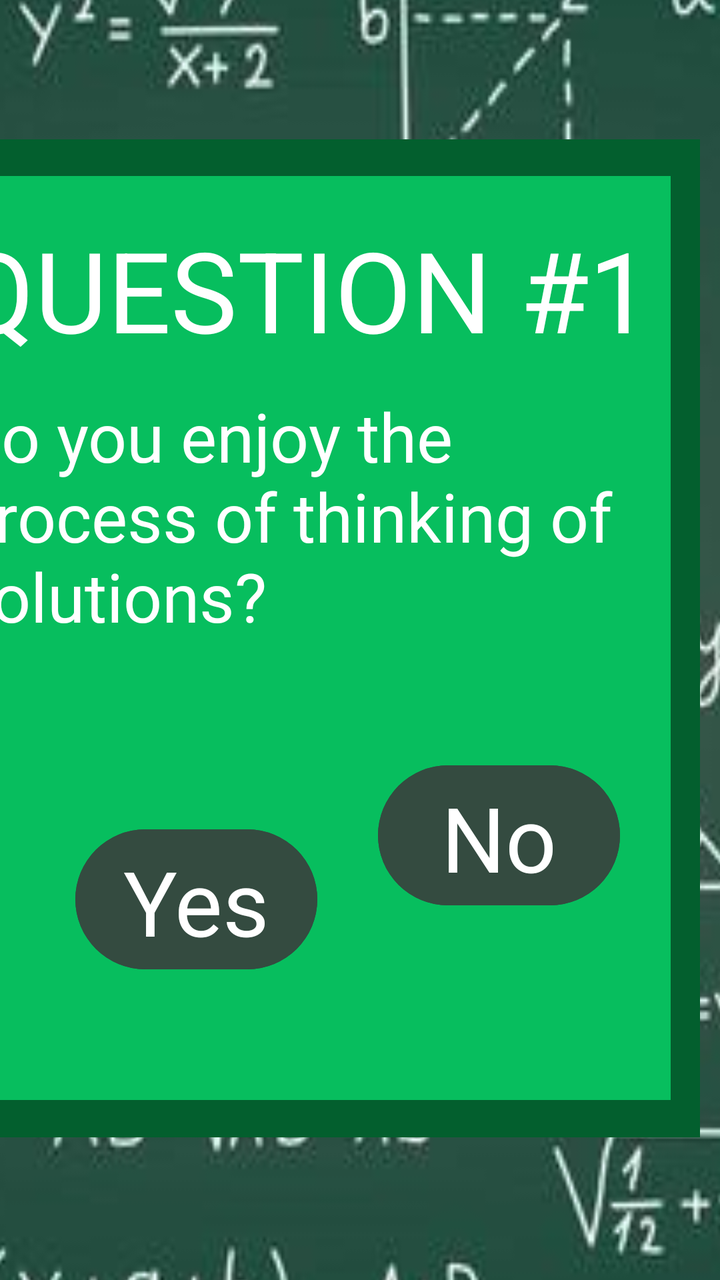
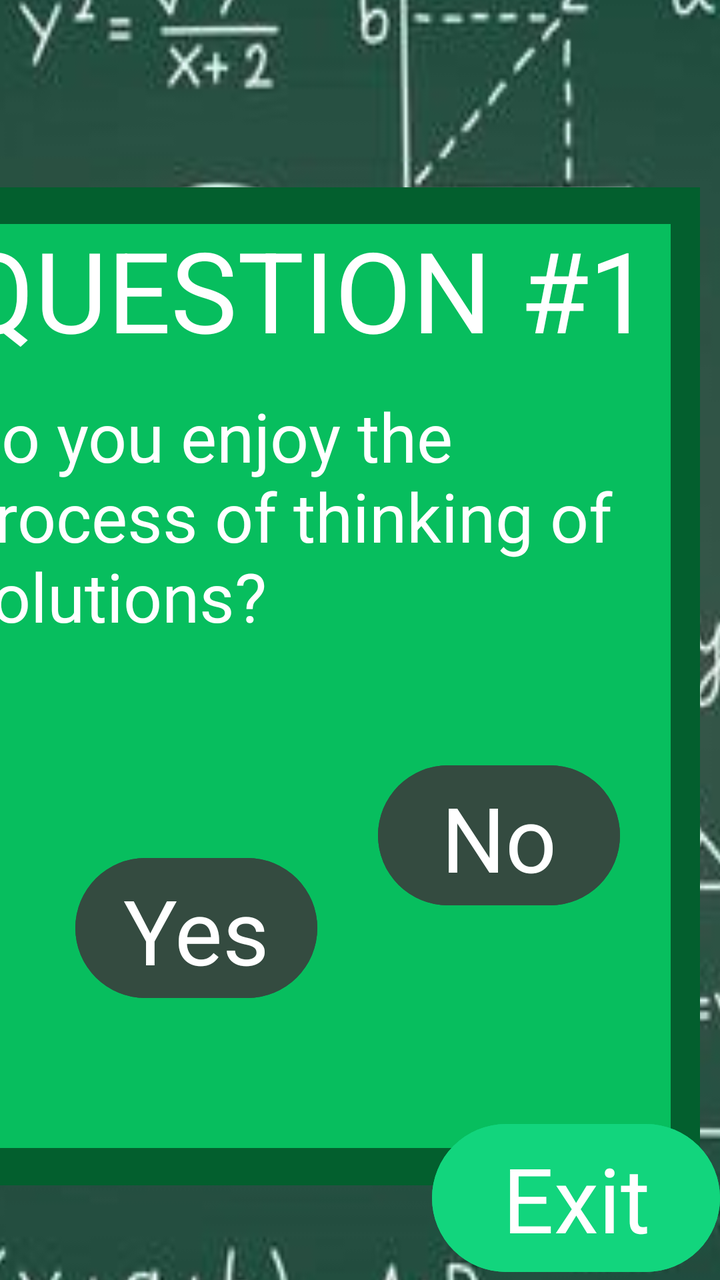

Before-and-after screenshots of an Android layout around one commit, followed by the original layout XML and the change that was made.
<!-- AndroidManifest.xml: application theme Theme.MyApplication -->
<!-- res/layout/activity_survey.xml -->
<?xml version="1.0" encoding="utf-8"?>
<androidx.constraintlayout.widget.ConstraintLayout xmlns:android="http://schemas.android.com/apk/res/android"
    xmlns:app="http://schemas.android.com/apk/res-auto"
    xmlns:tools="http://schemas.android.com/tools"
    android:id="@+id/main"
    android:layout_width="match_parent"
    android:layout_height="match_parent"
    tools:context=".Survey">

    <ImageView
        android:id="@+id/imageView2"
        android:layout_width="412dp"
        android:layout_height="735dp"
        android:scaleX="3"
        android:scaleY="3.7"
        app:layout_constraintBottom_toBottomOf="parent"
        app:layout_constraintEnd_toEndOf="parent"
        app:layout_constraintHorizontal_bias="1.0"
        app:layout_constraintStart_toStartOf="parent"
        app:layout_constraintTop_toTopOf="parent"
        app:srcCompat="@drawable/background1_survey"
        tools:ignore="MissingConstraints" />


    <com.google.android.material.appbar.MaterialToolbar
        android:id="@+id/materialToolbar2"
        android:layout_width="392dp"
        android:layout_height="499dp"
        android:background="#035F2E"
        android:minHeight="?attr/actionBarSize"
        android:theme="?attr/actionBarTheme"
        android:visibility="visible"
        app:layout_constraintBottom_toBottomOf="@+id/imageView2"
        app:layout_constraintEnd_toEndOf="parent"
        app:layout_constraintHorizontal_bias="0.491"
        app:layout_constraintStart_toStartOf="@+id/imageView2"
        app:layout_constraintTop_toTopOf="@+id/imageView2"
        app:layout_constraintVertical_bias="0.496"
        tools:ignore="MissingConstraints"
        tools:visibility="visible" />

    <com.google.android.material.appbar.MaterialToolbar
        android:id="@+id/materialToolbar"
        android:layout_width="363dp"
        android:layout_height="462dp"
        android:background="#07BE5E"
        android:minHeight="?attr/actionBarSize"
        android:theme="?attr/actionBarTheme"
        android:visibility="visible"
        app:layout_constraintBottom_toBottomOf="@+id/imageView2"
        app:layout_constraintEnd_toEndOf="parent"
        app:layout_constraintHorizontal_bias="0.491"
        app:layout_constraintStart_toStartOf="@+id/imageView2"
        app:layout_constraintTop_toTopOf="@+id/imageView2"
        app:layout_constraintVertical_bias="0.496"
        tools:ignore="MissingConstraints"
        tools:visibility="visible" />

    <Button
        android:id="@+id/button2"
        android:layout_width="121dp"
        android:layout_height="78dp"
        android:backgroundTint="#344B40"
        android:text="Yes"
        android:textAppearance="@style/TextAppearance.AppCompat.Display2"
        app:layout_constraintBottom_toBottomOf="@+id/imageView2"
        app:layout_constraintEnd_toEndOf="parent"
        app:layout_constraintHorizontal_bias="0.158"
        app:layout_constraintStart_toStartOf="parent"
        app:layout_constraintTop_toTopOf="@+id/imageView2"
        app:layout_constraintVertical_bias="0.697"
        tools:ignore="MissingConstraints" />

    <Button
        android:id="@+id/button3"
        android:layout_width="121dp"
        android:layout_height="78dp"
        android:backgroundTint="#344B40"
        android:text="No"
        android:textAppearance="@style/TextAppearance.AppCompat.Display2"
        android:textColorLink="#344B40"
        app:layout_constraintBottom_toBottomOf="parent"
        app:layout_constraintEnd_toEndOf="@+id/imageView2"
        app:layout_constraintHorizontal_bias="0.828"
        app:layout_constraintStart_toStartOf="@+id/imageView2"
        app:layout_constraintTop_toTopOf="@+id/imageView2"
        app:layout_constraintVertical_bias="0.699"
        tools:ignore="MissingConstraints" />

    <TextView
        android:id="@+id/textView"
        android:layout_width="353dp"
        android:layout_height="124dp"
        android:text="Do you enjoy the process of thinking of solutions?"
        android:textAllCaps="false"
        android:textAppearance="@style/TextAppearance.AppCompat.Display1"
        android:textColor="#FFFFFF"
        app:layout_constraintBottom_toBottomOf="parent"
        app:layout_constraintEnd_toEndOf="@+id/imageView2"
        app:layout_constraintHorizontal_bias="0.508"
        app:layout_constraintStart_toStartOf="@+id/imageView2"
        app:layout_constraintTop_toTopOf="@+id/imageView2"
        app:layout_constraintVertical_bias="0.431"
        tools:ignore="MissingConstraints" />

    <TextView
        android:id="@+id/textView3"
        android:layout_width="353dp"
        android:layout_height="88dp"
        android:text="QUESTION #1"
        android:textAllCaps="false"
        android:textAppearance="@style/TextAppearance.AppCompat.Display3"
        android:textColor="#FFFFFF"
        app:layout_constraintBottom_toBottomOf="parent"
        app:layout_constraintEnd_toEndOf="parent"
        app:layout_constraintHorizontal_bias="0.516"
        app:layout_constraintStart_toStartOf="@+id/imageView2"
        app:layout_constraintTop_toTopOf="@+id/imageView2"
        app:layout_constraintVertical_bias="0.258"
        tools:ignore="MissingConstraints" />


</androidx.constraintlayout.widget.ConstraintLayout>
<!-- resources referenced by this layout -->
<resources>
  <!-- drawable background1_survey: jpg bitmap (drawable, 35991 bytes) -->
  <style name="Theme.MyApplication" parent="Base.Theme.MyApplication" />
  <style name="Base.Theme.MyApplication" parent="Theme.Material3.DayNight.NoActionBar">
          
          
      </style>
</resources>

<!-- the commit's change to res/layout/activity_survey.xml (unified diff, before → after) -->
@@ -34,7 +34,7 @@
         app:layout_constraintEnd_toEndOf="parent"
         app:layout_constraintHorizontal_bias="0.491"
         app:layout_constraintStart_toStartOf="@+id/imageView2"
-        app:layout_constraintTop_toTopOf="@+id/imageView2"
+        app:layout_constraintTop_toTopOf="parent"
         app:layout_constraintVertical_bias="0.496"
         tools:ignore="MissingConstraints"
         tools:visibility="visible" />
@@ -51,13 +51,13 @@
         app:layout_constraintEnd_toEndOf="parent"
         app:layout_constraintHorizontal_bias="0.491"
         app:layout_constraintStart_toStartOf="@+id/imageView2"
-        app:layout_constraintTop_toTopOf="@+id/imageView2"
+        app:layout_constraintTop_toTopOf="parent"
         app:layout_constraintVertical_bias="0.496"
         tools:ignore="MissingConstraints"
         tools:visibility="visible" />
 
     <Button
-        android:id="@+id/button2"
+        android:id="@+id/answerYesButton"
         android:layout_width="121dp"
         android:layout_height="78dp"
         android:backgroundTint="#344B40"
@@ -67,12 +67,12 @@
         app:layout_constraintEnd_toEndOf="parent"
         app:layout_constraintHorizontal_bias="0.158"
         app:layout_constraintStart_toStartOf="parent"
-        app:layout_constraintTop_toTopOf="@+id/imageView2"
+        app:layout_constraintTop_toTopOf="parent"
         app:layout_constraintVertical_bias="0.697"
         tools:ignore="MissingConstraints" />
 
     <Button
-        android:id="@+id/button3"
+        android:id="@+id/answerNoButton"
         android:layout_width="121dp"
         android:layout_height="78dp"
         android:backgroundTint="#344B40"
@@ -85,6 +85,22 @@
         app:layout_constraintStart_toStartOf="@+id/imageView2"
         app:layout_constraintTop_toTopOf="@+id/imageView2"
         app:layout_constraintVertical_bias="0.699"
+        tools:ignore="MissingConstraints" />
+
+    <Button
+        android:id="@+id/exitSurveyButton"
+        android:layout_width="144dp"
+        android:layout_height="82dp"
+        android:backgroundTint="#12D57D"
+        android:text="Exit"
+        android:textAppearance="@style/TextAppearance.AppCompat.Display2"
+        android:textColorLink="#344B40"
+        app:layout_constraintBottom_toBottomOf="parent"
+        app:layout_constraintEnd_toEndOf="@+id/imageView2"
+        app:layout_constraintHorizontal_bias="1.0"
+        app:layout_constraintStart_toStartOf="@+id/imageView2"
+        app:layout_constraintTop_toTopOf="@+id/imageView2"
+        app:layout_constraintVertical_bias="1.0"
         tools:ignore="MissingConstraints" />
 
     <TextView
